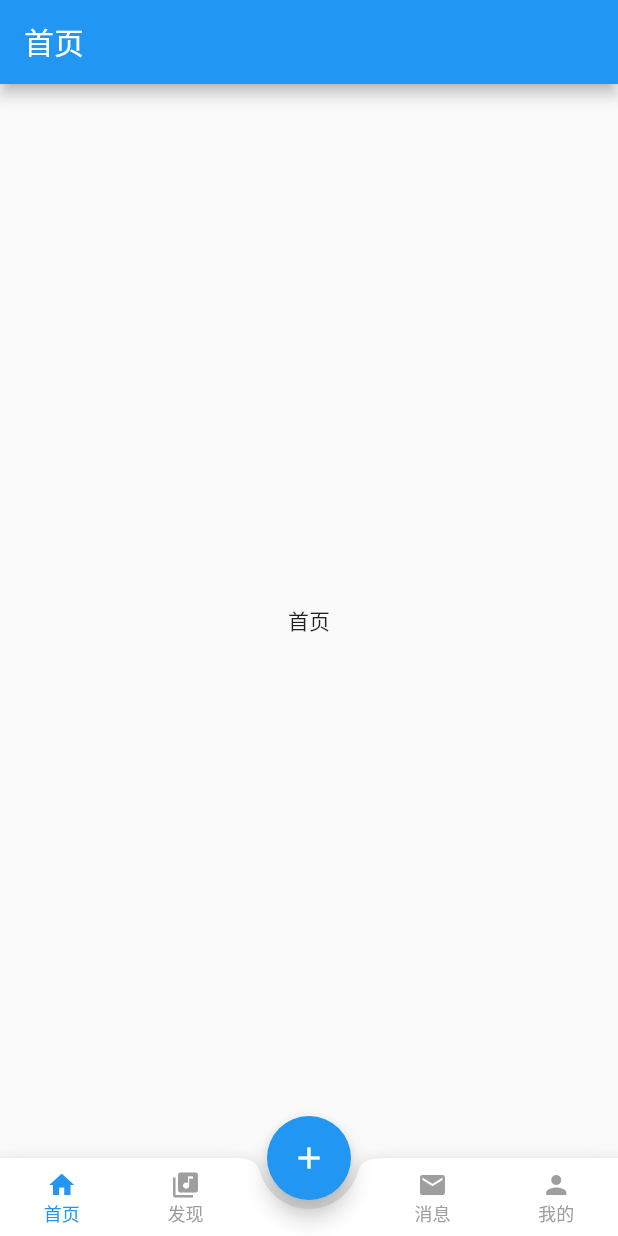
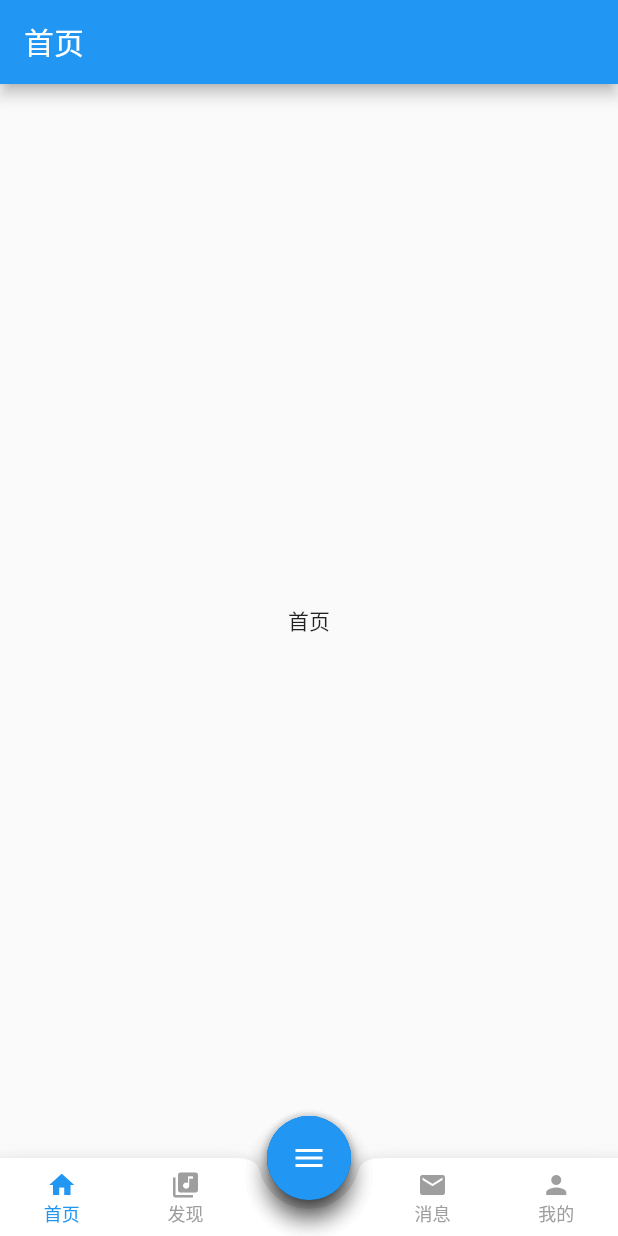
Before and after one commit to lixingqiao01/flutter_demo, a Flutter app: the screen it shows after launch, on a phone screen of 412 x 824 dp. Run offline on Flutter 3.47's test engine with Material 2 defaults, Android fonts, the phone set to English and light mode, and no system bars.

Commit message:
floatingActionButton Animation

```diff
--- a/lib/fancy_fab.dart
+++ b/lib/fancy_fab.dart
@@ -20,14 +20,19 @@ class _FancyFabState extends State<FancyFab> with SingleTickerProviderStateMixin
   AnimationController _animationController;
   Animation<Color> _animationColor;
   Animation<double> _animationIcon;
-  Animation<double> _translateButton;
+
+  Animation<double> _translateAddY;
+  Animation<double> _translateImage;
+
   Curve _curve = Curves.easeOut;
   double _fabHeight = 56.0;
+
+//  final CurvedAnimation curve = new CurvedAnimation(parent: controller, curve: Curves.easeIn);
 
   @override
   void initState() {
     // TODO: implement initState
-    _animationController = AnimationController(vsync: this,duration: Duration(milliseconds: 500))..addListener((){
+    _animationController = AnimationController(vsync: this,duration: Duration(milliseconds: 200))..addListener((){
       setState(() {
 
       });
@@ -45,16 +50,28 @@ class _FancyFabState extends State<FancyFab> with SingleTickerProviderStateMixin
         curve: _curve,
       ),
     ));
-    _translateButton = Tween<double>(
-      begin: _fabHeight,
-      end: -14.0,
+
+    _translateAddY = Tween<double>(
+      begin: 0.0,
+      end: -80,
     ).animate(CurvedAnimation(
       parent: _animationController,
       curve: Interval(
         0.0,
         0.75,
-        curve: _curve,
-      ),
+        curve: _curve
+      )
+    ));
+    _translateImage = Tween<double>(
+      begin: 0.0,
+      end: -56.56854
+    ).animate(CurvedAnimation(
+      parent: _animationController,
+      curve: Interval(
+        0.0,
+        0.75,
+        curve: _curve
+      )
     ));
     super.initState();
   }
@@ -120,23 +137,40 @@ class _FancyFabState extends State<FancyFab> with SingleTickerProviderStateMixin
   @override
   Widget build(BuildContext context) {
     // TODO: implement build
-//    print(_translateButton.value);
-    return Column(
-      mainAxisAlignment: MainAxisAlignment.end,
+//    print(_translateButton.value * 3);
+//    return Column(
+//      mainAxisAlignment: MainAxisAlignment.end,
+//      children: <Widget>[
+//        Transform(
+//          transform: Matrix4.translationValues(0.0,_translateButton.value * 3.0, 0.0),
+//          child: add(),
+//        ),
+//        Transform(
+//          transform: Matrix4.translationValues(_translateImageY.value,_translateImageX.value * 2, 0.0),
+//          child: image(),
+//        ),
+//        Transform(
+//          transform: Matrix4.translationValues(_translateY.value * 1.3, 56, 0.0),
+//          child: inbox(),
+//        ),
+////        add(),
+//        toggle(),
+//      ],
+//    );
+      return Stack(
         children: <Widget>[
           Transform(
-          transform: Matrix4.translationValues(0.0, _translateButton.value * 3.0, 0.0),
+            transform: Matrix4.translationValues(0.0, _translateAddY.value, 0.0),
             child: add(),
           ),
           Transform(
-          transform: Matrix4.translationValues(0.0, _translateButton.value*2, 0.0),
+            transform: Matrix4.translationValues(_translateImage.value, _translateImage.value, 0.0),
             child: image(),
           ),
           Transform(
-          transform: Matrix4.translationValues(0.0, _translateButton.value, 0.0),
+            transform: Matrix4.translationValues(-_translateImage.value, _translateImage.value, 0.0),
             child: inbox(),
           ),
-//        add(),
           toggle(),
         ],
       );
--- a/lib/login.dart
+++ b/lib/login.dart
@@ -38,13 +38,13 @@ class bottomMenuBarPageState extends State<bottomMenuBarPage> {
       child: Scaffold(
         body: pages[currentIndex],
         floatingActionButtonLocation: FloatingActionButtonLocation.centerDocked,
-        floatingActionButton: FloatingActionButton(
-          child: const Icon(Icons.add),
-          onPressed: (){
-            print("add press");
-          },
-        ),
-//        floatingActionButton: FancyFab(),
+//        floatingActionButton: FloatingActionButton(
+//          child: const Icon(Icons.add),
+//          onPressed: (){
+//            print("add press");
+//          },
+//        ),
+        floatingActionButton: FancyFab(),
 
         bottomNavigationBar: BottomAppBar(
           shape: CircularNotchedRectangle(),
--- a/lib/main.dart
+++ b/lib/main.dart
@@ -23,7 +23,8 @@ class MyApp extends StatelessWidget {
         // is not restarted.
         primarySwatch: Colors.blue,
       ),
-      home: bottomMenuBarPage(),
+//      home: MyHomePage(),
+    home: bottomMenuBarPage(),
     );
   }
 }
@@ -72,7 +73,7 @@ class _MyHomePageState extends State<MyHomePage> {
       appBar: AppBar(
         // Here we take the value from the MyHomePage object that was created by
         // the App.build method, and use it to set our appbar title.
-        title: Text(widget.title),
+        title: Text("ss"),
       ),
       body: Center(
         // Center is a layout widget. It takes a single child and positions it
@@ -119,6 +120,7 @@ class _MyHomePageState extends State<MyHomePage> {
 //        child: Icon(Icons.add),
 //      ), // This trailing comma makes auto-formatting nicer for build methods.
       floatingActionButton: FancyFab(),
+//    floatingActionButton: new Text("this is flotingActionButton"),
     );
   }
 }
```
Also changed, not shown: lib/LogoApp_Demo.dart (added, +40 -0 lines), 1 other file. Lines whose indentation alone changed are shown as unchanged.
